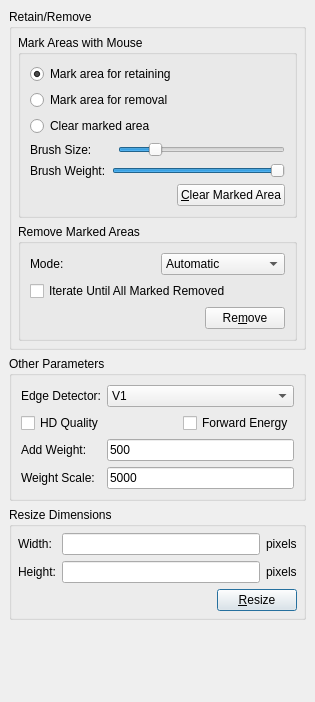
Above: resizewidget.ui from tari/seam-carving-gui before the change. Below: the same form after it.
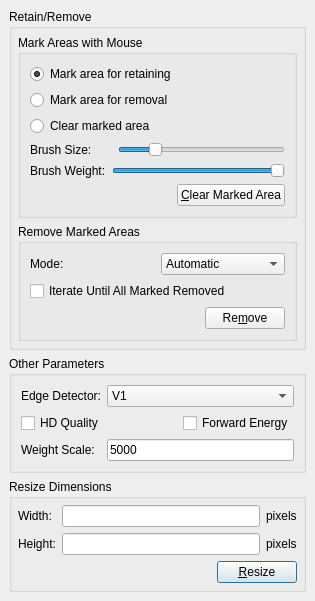
That is the form after the change.

Commit message: Version 1.11 Updated to CAIR 2.19, which removed add_weight parameter. Made some preparations to build with MSVC and Qt 4.5.x.

Diff of the .ui file:
```diff
--- a/resizewidget.ui
+++ b/resizewidget.ui
@@ -1,12 +1,12 @@
 <ui version="4.0" >
  <class>ResizeWidget</class>
- <widget class="QWidget" name="ResizeWidget" >
-  <property name="geometry" >
+ <widget class="QWidget" name="ResizeWidget">
+  <property name="geometry">
    <rect>
     <x>0</x>
     <y>0</y>
     <width>315</width>
-    <height>702</height>
+    <height>583</height>
    </rect>
   </property>
   <property name="sizePolicy" >
@@ -316,30 +316,16 @@
         </property>
        </widget>
       </item>
-      <item row="2" column="0" >
-       <widget class="QLabel" name="addWeightLabel" >
-        <property name="text" >
-         <string>Add Weight:</string>
-        </property>
-       </widget>
-      </item>
-      <item row="2" column="1" colspan="2" >
-       <widget class="QLineEdit" name="addWeightLineEdit" >
-        <property name="text" >
-         <string>500</string>
-        </property>
-       </widget>
-      </item>
-      <item row="3" column="0" >
-       <widget class="QLabel" name="weightScaleLabel" >
-        <property name="text" >
+      <item row="2" column="0">
+       <widget class="QLabel" name="weightScaleLabel">
+        <property name="text">
          <string>Weight Scale:</string>
         </property>
        </widget>
       </item>
-      <item row="3" column="1" colspan="2" >
-       <widget class="QLineEdit" name="weightScaleLineEdit" >
-        <property name="text" >
+      <item row="2" column="1" colspan="2">
+       <widget class="QLineEdit" name="weightScaleLineEdit">
+        <property name="text">
          <string>5000</string>
         </property>
        </widget>
@@ -434,10 +420,10 @@
      <property name="orientation" >
       <enum>Qt::Vertical</enum>
      </property>
-     <property name="sizeHint" stdset="0" >
+     <property name="sizeHint" stdset="0">
       <size>
        <width>20</width>
-       <height>40</height>
+       <height>0</height>
       </size>
      </property>
     </spacer>
```
Left out of the diff: 285 changed lines with no effect on the pictures. The commit also changes 8 other files.
